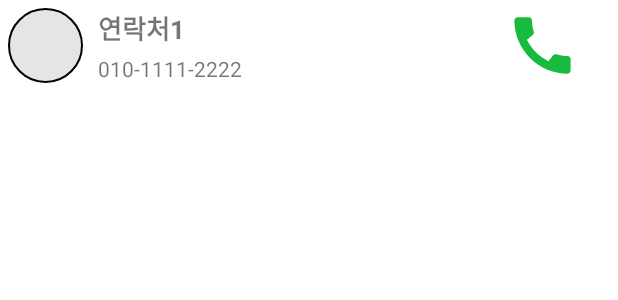
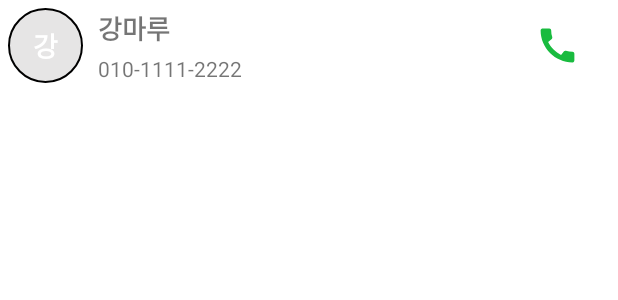
Before and after one commit to HYUNJUNEPARK/MVVM-Repository, an Android app: the layout item_contact.xml on its own in the app's theme, with its tools: preview values and no code run, on a phone screen of 412 x 824 dp. Shown: the top 300 px of the screen. Run offline under Robolectric (Android 15) with nearby library versions, the phone set to English and light mode, and no system bars.

Commit message:
recycler view contact UI

```diff
--- a/app/src/main/AndroidManifest.xml
+++ b/app/src/main/AndroidManifest.xml
@@ -1,6 +1,8 @@
 <?xml version="1.0" encoding="utf-8"?>
 <manifest xmlns:android="http://schemas.android.com/apk/res/android"
     package="com.example.mydirectoryapp">
+
+    <uses-permission android:name="android.permission.READ_CONTACTS"/>
 
     <application
         android:allowBackup="true"
--- a/app/src/main/java/com/example/mydirectoryapp/activity/MainActivity.kt
+++ b/app/src/main/java/com/example/mydirectoryapp/activity/MainActivity.kt
@@ -1,6 +1,8 @@
 package com.example.mydirectoryapp.activity
 
+import android.content.Intent
 import android.os.Bundle
+import android.provider.ContactsContract
 import android.view.Menu
 import android.view.MenuInflater
 import android.view.MenuItem
@@ -67,6 +69,10 @@ class MainActivity : AppCompatActivity(), BottomNavigationView.OnNavigationItemS
     override fun onOptionsItemSelected(item: MenuItem): Boolean {
         when(item.itemId) {
             R.id.menu1 -> Toast.makeText(this, getString(R.string.test_message), Toast.LENGTH_SHORT).show()
+            R.id.addPerson -> {
+                var intent = Intent(Intent.ACTION_INSERT, ContactsContract.Contacts.CONTENT_URI)
+                startActivity(intent)
+            }
         }
         return super.onOptionsItemSelected(item)
     }
--- a/app/src/main/res/layout/item_contact.xml
+++ b/app/src/main/res/layout/item_contact.xml
@@ -6,11 +6,16 @@
     android:layout_height="wrap_content"
     android:layout_margin="5dp">
 
-    <androidx.appcompat.widget.AppCompatImageView
-        android:id="@+id/contactImageView"
+    <androidx.appcompat.widget.AppCompatTextView
+        android:id="@+id/contactTextView"
+        tools:text ="강"
+        android:gravity="center"
+        android:textColor="@color/white"
+        android:textSize="18sp"
+        android:textStyle="bold"
         android:layout_width="50dp"
         android:layout_height="50dp"
-        android:src="@drawable/profile_background"
+        android:background="@drawable/profile_background"
         app:layout_constraintStart_toStartOf="parent"
         app:layout_constraintTop_toTopOf="parent" />
 
@@ -21,25 +26,26 @@
         android:layout_marginLeft="10dp"
         android:textSize="17sp"
         android:textStyle="bold"
-        app:layout_constraintStart_toEndOf="@id/contactImageView"
+        app:layout_constraintStart_toEndOf="@id/contactTextView"
         app:layout_constraintTop_toTopOf="parent"
-        tools:text="연락처1" />
+        tools:text="강마루" />
 
     <androidx.appcompat.widget.AppCompatTextView
         android:id="@+id/numberTextView"
         android:layout_width="wrap_content"
         android:layout_height="wrap_content"
         android:layout_marginLeft="10dp"
-        app:layout_constraintBottom_toBottomOf="@id/contactImageView"
-        app:layout_constraintStart_toEndOf="@+id/contactImageView"
+        app:layout_constraintBottom_toBottomOf="@id/contactTextView"
+        app:layout_constraintStart_toEndOf="@+id/contactTextView"
         tools:text="010-1111-2222" />
 
     <androidx.appcompat.widget.AppCompatButton
         android:id="@+id/callButton"
-        android:layout_width="50dp"
-        android:layout_height="50dp"
+        android:layout_width="30dp"
+        android:layout_height="30dp"
         android:layout_marginRight="20dp"
         android:background="@drawable/ic_baseline_call"
+        app:layout_constraintBottom_toBottomOf="parent"
         app:layout_constraintEnd_toEndOf="parent"
         app:layout_constraintTop_toTopOf="parent" />
 
--- a/app/src/main/res/values/colors.xml
+++ b/app/src/main/res/values/colors.xml
@@ -8,4 +8,7 @@
     <color name="black">#FF000000</color>
     <color name="white">#FFFFFFFF</color>
     <color name="gray">#E6E5E5</color>
+    <color name="blue">#0606ED</color>
+    <color name="green">#1EA51E</color>
+    <color name="red">#B62020</color>
 </resources>
```
Also changed, not shown: app/src/main/java/com/example/mydirectoryapp/adapter/ContactAdapter.kt (+18 -2 lines), app/src/main/java/com/example/mydirectoryapp/fragment/ContactFragment.kt (+18 -11 lines), app/src/main/res/drawable/profile_background_black.xml (added, +7 -0 lines), app/src/main/res/drawable/profile_background_blue.xml (added, +7 -0 lines), app/src/main/res/drawable/profile_background_green.xml (added, +7 -0 lines), app/src/main/res/drawable/profile_background_puple.xml (added, +7 -0 lines), app/src/main/res/drawable/profile_background_red.xml (added, +7 -0 lines).
